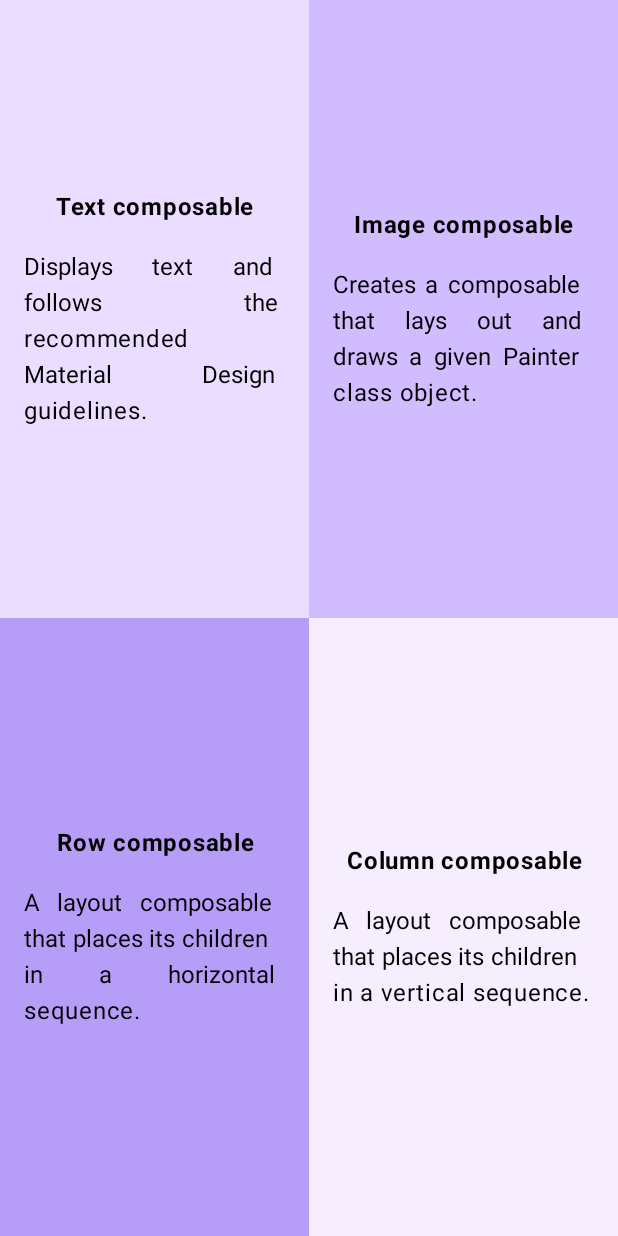
After one commit to xabyer/dam-android, an Android app built with Jetpack Compose: the composable Quadrant shown on its own in the app's theme, on a phone screen of 412 x 824 dp. The commit adds this screen. Run offline under Robolectric (Android 15) with nearby library versions, the phone set to English and light mode, and no system bars.

Commit message:
T01p01 Quadrant view finished.

```diff
--- a/T01p02/V1/app/src/main/java/fdez/collados/fco/javier/t01p02/ui/theme/Color.kt
+++ b/T01p02/V1/app/src/main/java/fdez/collados/fco/javier/t01p02/ui/theme/Color.kt
@@ -9,3 +9,10 @@ val Pink80 = Color(0xFFEFB8C8)
 val Purple40 = Color(0xFF6650a4)
 val PurpleGrey40 = Color(0xFF625b71)
 val Pink40 = Color(0xFF7D5260)
+
+//Quadrants Background Colors
+
+val quadrantColor1 = Color(0xFFEADDFF)
+val quadrantColor2 = Color(0xFFD0BCFF)
+val quadrantColor3 = Color(0xFFB69DF8)
+val quadrantColor4 = Color(0xFFF6EDFF)
--- /dev/null
+++ b/T01p02/V1/app/src/main/java/fdez/collados/fco/javier/t01p02/views/quadrant/Quadrant.kt
@@ -0,0 +1,69 @@
+package fdez.collados.fco.javier.t01p02.views.quadrant
+
+import androidx.compose.foundation.layout.Column
+import androidx.compose.foundation.layout.Row
+import androidx.compose.foundation.layout.fillMaxSize
+import androidx.compose.runtime.Composable
+import androidx.compose.ui.Modifier
+import androidx.compose.ui.res.stringResource
+import androidx.compose.ui.tooling.preview.Preview
+import fdez.collados.fco.javier.t01p02.R
+import fdez.collados.fco.javier.t01p02.ui.theme.quadrantColor1
+import fdez.collados.fco.javier.t01p02.ui.theme.quadrantColor2
+import fdez.collados.fco.javier.t01p02.ui.theme.quadrantColor3
+import fdez.collados.fco.javier.t01p02.ui.theme.quadrantColor4
+
+@Composable
+fun Quadrant(modifier: Modifier = Modifier) {
+
+    Column(
+        modifier = modifier
+            .fillMaxSize()
+    ) {
+        Row(
+            modifier = Modifier.weight(1f)
+        ) {
+            QuadrantCard(
+                stringResource(R.string.quadrant_one_title),
+                stringResource(R.string.quadrant_one_description),
+                quadrantColor1,
+                modifier = Modifier.weight(1f)
+            )
+
+            QuadrantCard(
+                stringResource(R.string.quadrant_two_title),
+                stringResource(R.string.quadrant_two_description),
+                quadrantColor2,
+                modifier = Modifier.weight(1f)
+            )
+        }
+
+        Row(
+            modifier = Modifier.weight(1f)
+        ) {
+            QuadrantCard(
+                stringResource(R.string.quadrant_three_title),
+                stringResource(R.string.quadrant_three_description),
+                quadrantColor3,
+                modifier = Modifier.weight(1f)
+            )
+
+            QuadrantCard(
+                stringResource(R.string.quadrant_four_title),
+                stringResource(R.string.quadrant_four_description),
+                quadrantColor4,
+                modifier = Modifier.weight(1f)
+            )
+        }
+
+    }
+
+}
+
+@Preview
+@Composable
+private fun QuadrantPreview() {
+
+    Quadrant()
+
+}
--- /dev/null
+++ b/T01p02/V1/app/src/main/java/fdez/collados/fco/javier/t01p02/views/quadrant/QuadrantCard.kt
@@ -0,0 +1,65 @@
+package fdez.collados.fco.javier.t01p02.views.quadrant
+
+import androidx.compose.foundation.background
+import androidx.compose.foundation.layout.Arrangement
+import androidx.compose.foundation.layout.Column
+import androidx.compose.foundation.layout.fillMaxSize
+import androidx.compose.foundation.layout.padding
+import androidx.compose.material3.Text
+import androidx.compose.runtime.Composable
+import androidx.compose.ui.Alignment
+import androidx.compose.ui.Modifier
+import androidx.compose.ui.graphics.Color
+import androidx.compose.ui.text.font.FontWeight
+import androidx.compose.ui.text.style.TextAlign
+import androidx.compose.ui.tooling.preview.Preview
+import androidx.compose.ui.unit.dp
+
+@Composable
+fun QuadrantCard(
+    titleCard: String,
+    paragraphCard: String,
+    backgroundColor: Color,
+    modifier: Modifier = Modifier
+) {
+
+    Column (
+        verticalArrangement = Arrangement.Center,
+        horizontalAlignment = Alignment.CenterHorizontally,
+        modifier = modifier
+            .background(backgroundColor)
+            .padding(16.dp)
+            .fillMaxSize()
+    ) {
+        Text(
+            text = titleCard,
+            textAlign = TextAlign.Center,
+            fontWeight = FontWeight.Bold,
+            modifier = Modifier
+                .padding(bottom = 16.dp)
+        )
+
+        Text(
+            text = paragraphCard,
+            textAlign = TextAlign.Justify
+        )
+
+    }
+
+}
+
+
+@Preview(showSystemUi = true, showBackground = true)
+@Composable
+private fun QuadrantCardPreview() {
+
+    val title = "Text composable"
+    val paragraphCard = "Displays text and follows the recommended Material Design guidelines."
+
+    QuadrantCard(
+        title,
+        paragraphCard,
+        Color(0xFFEADDFF),
+    )
+
+}
--- a/T01p02/V1/app/src/main/res/values/strings.xml
+++ b/T01p02/V1/app/src/main/res/values/strings.xml
@@ -6,4 +6,12 @@
     <string name="tasks_completed">All tasks completed</string>
     <string name="nice_work">Nice work!</string>
     <string name="green_v_icon_content_description">Green circle icon with blue V to mark all task as completed.</string>
+    <string name="quadrant_one_title">Text composable</string>
+    <string name="quadrant_one_description">Displays text and follows the recommended Material Design guidelines.</string>
+    <string name="quadrant_two_title">Image composable</string>
+    <string name="quadrant_two_description">Creates a composable that lays out and draws a given Painter class object.</string>
+    <string name="quadrant_three_title">Row composable</string>
+    <string name="quadrant_three_description">A layout composable that places its children in a horizontal sequence.</string>
+    <string name="quadrant_four_title">Column composable</string>
+    <string name="quadrant_four_description">A layout composable that places its children in a vertical sequence.</string>
 </resources>
```
